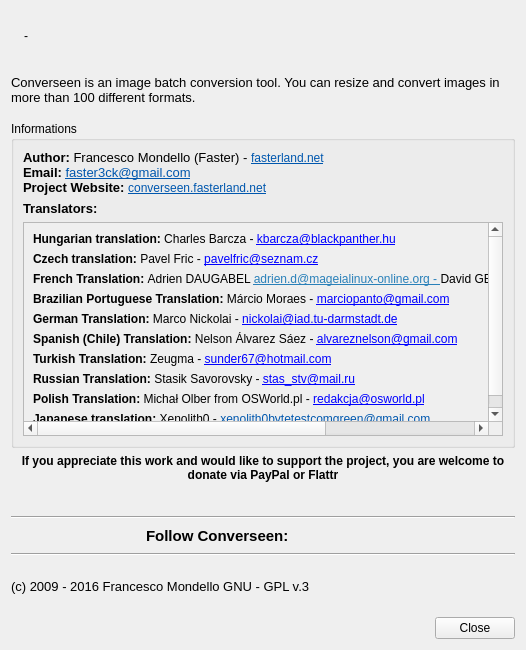
Before: the Qt Designer form ui/dialoginfo.ui in Faster3ck/Converseen, drawn with Qt 5.
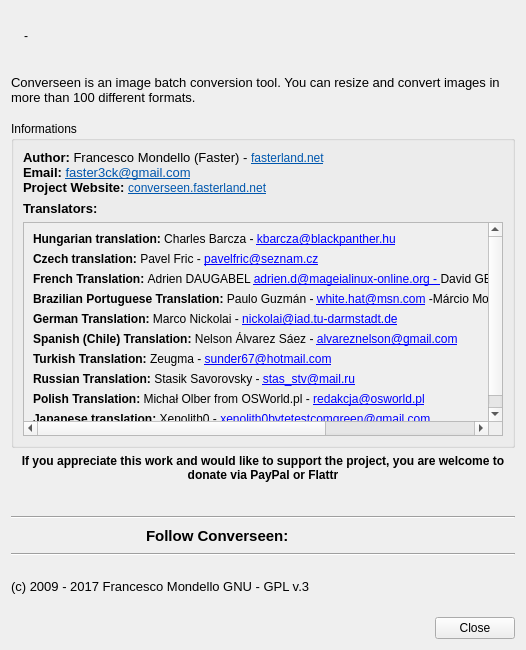
After: the same form once the commit is applied. Icons and pictures are not drawn.

```diff
--- a/ui/dialoginfo.ui
+++ b/ui/dialoginfo.ui
@@ -118,9 +118,9 @@
          <property name="geometry">
           <rect>
            <x>0</x>
-           <y>0</y>
-           <width>781</width>
-           <height>246</height>
+           <y>-29</y>
+           <width>630</width>
+           <height>202</height>
           </rect>
          </property>
          <layout class="QVBoxLayout" name="verticalLayout_3">
@@ -141,14 +141,14 @@
           <item>
            <widget class="QLabel" name="label_10">
             <property name="text">
-             <string>&lt;html&gt;&lt;head/&gt;&lt;body&gt;&lt;p&gt;&lt;span style=&quot; font-weight:600;&quot;&gt;French Translation: &lt;/span&gt;Adrien DAUGABEL &lt;a href=&quot;mailto:adrien.d@mageialinux-online.org&quot;&gt;&lt;span style=&quot; text-decoration: underline; color:#2980b9;&quot;&gt;adrien.d@mageialinux-online.org - &lt;/span&gt;&lt;/a&gt;David GEIGER &lt;a href=&quot;mailto:david.david@mageialinux-online.org&quot;&gt;&lt;span style=&quot; text-decoration: underline; color:#2980b9;&quot;&gt;david.david@mageialinux-online.org&lt;/span&gt;&lt;/a&gt;&lt;/p&gt;&lt;/body&gt;&lt;/html&gt;</string>
+             <string>&lt;html&gt;&lt;head/&gt;&lt;body&gt;&lt;p&gt;&lt;span style=&quot; font-weight:600;&quot;&gt;French Translation: &lt;/span&gt;Adrien DAUGABEL &lt;a href=&quot;mailto:adrien.d@mageialinux-online.org&quot;&gt;&lt;span style=&quot; text-decoration: underline; color:#0000ff;&quot;&gt;adrien.d@mageialinux-online.org - &lt;/span&gt;&lt;/a&gt;David GEIGER &lt;a href=&quot;mailto:david.david@mageialinux-online.org&quot;&gt;&lt;span style=&quot; text-decoration: underline; color:#0000ff;&quot;&gt;david.david@mageialinux-online.org&lt;/span&gt;&lt;/a&gt;&lt;/p&gt;&lt;/body&gt;&lt;/html&gt;</string>
             </property>
            </widget>
           </item>
           <item>
            <widget class="QLabel" name="label_11">
             <property name="text">
-             <string>&lt;strong&gt;Brazilian Portuguese Translation: &lt;/strong&gt;Márcio Moraes - &lt;a href=&quot;mailto:marciopanto@gmail.com&quot;&gt;marciopanto@gmail.com&lt;/a&gt;</string>
+             <string>&lt;html&gt;&lt;head/&gt;&lt;body&gt;&lt;p&gt;&lt;span style=&quot; font-weight:600;&quot;&gt;Brazilian Portuguese Translation: &lt;/span&gt;Paulo Guzmán - &lt;a href=&quot;mailto:white.hat@msn.com&quot;&gt;&lt;span style=&quot; text-decoration: underline; color:#0000ff;&quot;&gt;white.hat@msn.com&lt;/span&gt;&lt;/a&gt; -&lt;span style=&quot; font-weight:600;&quot;/&gt;Márcio Moraes - &lt;a href=&quot;mailto:marciopanto@gmail.com&quot;&gt;&lt;span style=&quot; text-decoration: underline; color:#0000ff;&quot;&gt;marciopanto@gmail.com&lt;/span&gt;&lt;/a&gt;&lt;/p&gt;&lt;/body&gt;&lt;/html&gt;</string>
             </property>
             <property name="openExternalLinks">
              <bool>true</bool>
@@ -198,7 +198,7 @@
           <item>
            <widget class="QLabel" name="label_17">
             <property name="text">
-             <string>&lt;html&gt;&lt;head/&gt;&lt;body&gt;&lt;p&gt;&lt;span style=&quot; font-weight:600;&quot;&gt;Japanese translation:&lt;/span&gt; Xenolith0 - &lt;a href=&quot;mailto:xenolith0bytetestcomgreen@gmail.com&quot;&gt;&lt;span style=&quot; text-decoration: underline; color:#0057ae;&quot;&gt;xenolith0bytetestcomgreen@gmail.com&lt;/span&gt;&lt;/a&gt;&lt;/p&gt;&lt;/body&gt;&lt;/html&gt;</string>
+             <string>&lt;html&gt;&lt;head/&gt;&lt;body&gt;&lt;p&gt;&lt;span style=&quot; font-weight:600;&quot;&gt;Japanese translation:&lt;/span&gt; Xenolith0 - &lt;a href=&quot;mailto:xenolith0bytetestcomgreen@gmail.com&quot;&gt;&lt;span style=&quot; text-decoration: underline; color:#0000ff;&quot;&gt;xenolith0bytetestcomgreen@gmail.com&lt;/span&gt;&lt;/a&gt;&lt;/p&gt;&lt;/body&gt;&lt;/html&gt;</string>
             </property>
            </widget>
           </item>
@@ -375,7 +375,7 @@
 &lt;html&gt;&lt;head&gt;&lt;meta name=&quot;qrichtext&quot; content=&quot;1&quot; /&gt;&lt;style type=&quot;text/css&quot;&gt;
 p, li { white-space: pre-wrap; }
 &lt;/style&gt;&lt;/head&gt;&lt;body style=&quot; font-family:'Noto Sans'; font-size:10pt; font-weight:400; font-style:normal;&quot;&gt;
-&lt;p style=&quot; margin-top:0px; margin-bottom:0px; margin-left:0px; margin-right:0px; -qt-block-indent:0; text-indent:0px;&quot;&gt;&lt;span style=&quot; font-family:'MS Shell Dlg 2';&quot;&gt;(c) 2009 - 2016 Francesco Mondello GNU - GPL v.3&lt;/span&gt;&lt;/p&gt;&lt;/body&gt;&lt;/html&gt;</string>
+&lt;p style=&quot; margin-top:0px; margin-bottom:0px; margin-left:0px; margin-right:0px; -qt-block-indent:0; text-indent:0px;&quot;&gt;&lt;span style=&quot; font-family:'MS Shell Dlg 2';&quot;&gt;(c) 2009 - 2017 Francesco Mondello GNU - GPL v.3&lt;/span&gt;&lt;/p&gt;&lt;/body&gt;&lt;/html&gt;</string>
      </property>
     </widget>
    </item>
```
